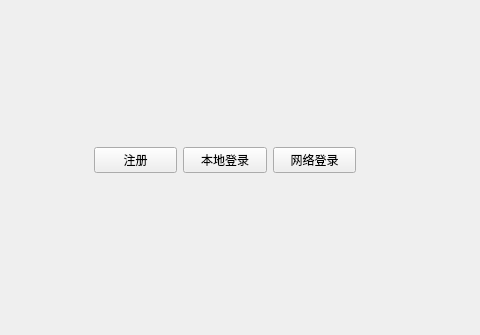
leishengxie/FengZhiHong, file LxDairy/src/LoginWidget.ui: the form before one commit; both pictures show x 178 to 658 and y 251 to 586 of the 806 by 586 pixel window.
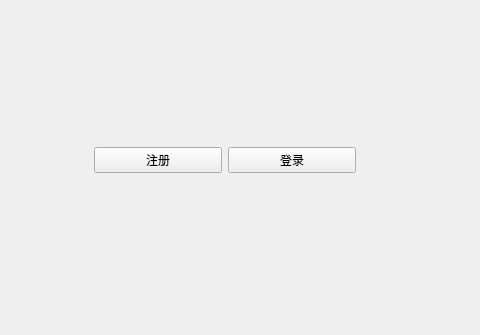
The form after the commit.

The edit to the form file:
```diff
--- a/LxDairy/src/LoginWidget.ui
+++ b/LxDairy/src/LoginWidget.ui
@@ -116,23 +116,13 @@
          </property>
         </widget>
        </item>
-       <item>
-        <widget class="QPushButton" name="btnLogin">
-         <property name="toolTip">
-          <string>&lt;html&gt;&lt;head/&gt;&lt;body&gt;&lt;p&gt;登录到本地多用户系统，仅使用本地资源、服务，以使用系统单机方面的功能为主，你的数据将存储在这台电脑上。&lt;/p&gt;&lt;/body&gt;&lt;/html&gt;</string>
-         </property>
-         <property name="text">
-          <string>本地登录</string>
-         </property>
-        </widget>
-       </item>
        <item>
         <widget class="QPushButton" name="btnLoginServer">
          <property name="toolTip">
           <string>&lt;html&gt;&lt;head/&gt;&lt;body&gt;&lt;p&gt;登录到服务器系统，既可以使用本地资源、服务，也可以使用服务器系统支持的资源、服务。你可以将你的数据将存储在服务器。&lt;/p&gt;&lt;/body&gt;&lt;/html&gt;</string>
          </property>
          <property name="text">
-          <string>网络登录</string>
+          <string>登录</string>
          </property>
         </widget>
        </item>
```
Left out of the diff: 2 changed lines with no effect on the pictures.
